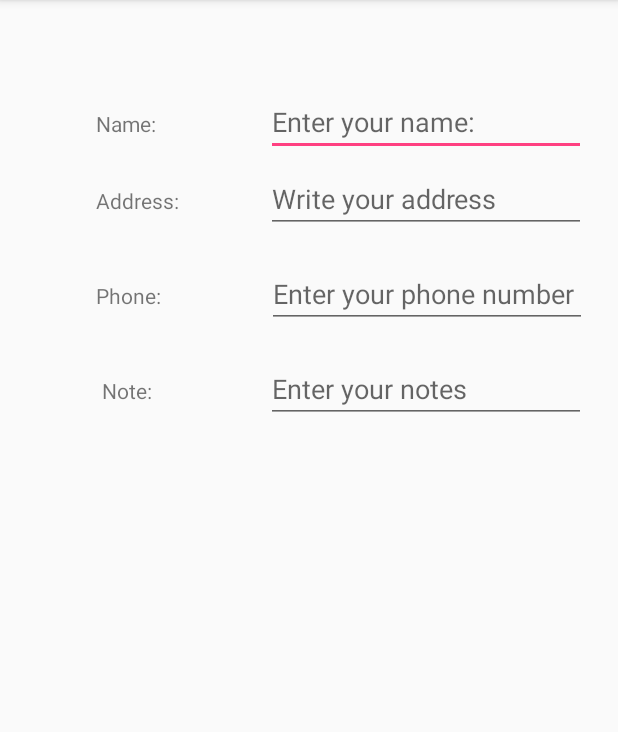
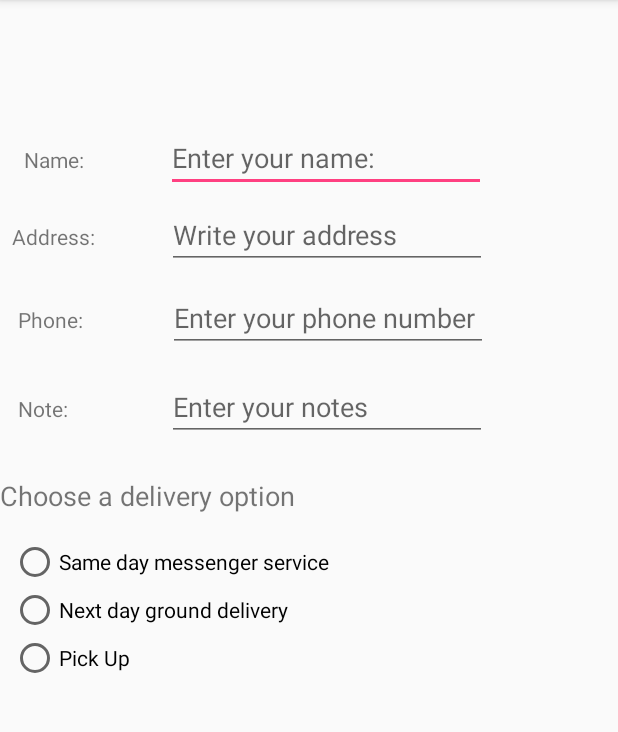
Before and after one commit to jyothisbenny/DroidCafeChallenge, an Android app: the OrderActivity screen opened directly, with no data from a screen before it, on a phone screen of 412 x 824 dp, the part 84-816 px from its top. Run offline under Robolectric (Android 15) with nearby library versions, the phone set to English and light mode, and no system bars.

Commit message:
added radio button and onClick Toast message

```diff
--- a/app/src/main/java/com/example/android/droidcafe/OrderActivity.java
+++ b/app/src/main/java/com/example/android/droidcafe/OrderActivity.java
@@ -19,7 +19,10 @@ package com.example.android.droidcafe;
 import android.content.Intent;
 import android.os.Bundle;
 import android.support.v7.app.AppCompatActivity;
+import android.view.View;
+import android.widget.RadioButton;
 import android.widget.TextView;
+import android.widget.Toast;
 
 /**
  * This activity shows the order chosen.  The order is sent as data
@@ -38,4 +41,34 @@ public class OrderActivity extends AppCompatActivity {
         TextView textView = findViewById(R.id.order_textview);
         textView.setText(message);
     }
+    public void displayToast(String message) {
+        Toast.makeText(getApplicationContext(), message,
+                Toast.LENGTH_SHORT).show();
+    }
+
+    public void onRadioButtonClicked(View view) {
+        // Is the button now checked?
+        boolean checked = ((RadioButton) view).isChecked();
+        // Check which radio button was clicked.
+        switch (view.getId()) {
+            case R.id.sameDay:
+                if (checked)
+                    // Same day service
+                    displayToast(getString(R.string.delivery_option1));
+                break;
+            case R.id.nextDay:
+                if (checked)
+                    // Next day delivery
+                    displayToast(getString(R.string.delivery_option2));
+                break;
+            case R.id.pickup:
+                if (checked)
+                    // Pick up
+                    displayToast(getString(R.string.delivery_option3));
+                break;
+            default:
+                // Do nothing.
+                break;
+        }
+    }
 }
--- a/app/src/main/res/layout/activity_order.xml
+++ b/app/src/main/res/layout/activity_order.xml
@@ -25,8 +25,8 @@
         android:id="@+id/order_textview"
         android:layout_width="wrap_content"
         android:layout_height="wrap_content"
-        android:layout_marginStart="64dp"
-        android:layout_marginLeft="64dp"
+        android:layout_marginStart="4dp"
+        android:layout_marginLeft="4dp"
         android:layout_marginTop="16dp"
         android:text="@string/order_label_text"
         android:textSize="18sp"
@@ -37,9 +37,9 @@
         android:id="@+id/name_label"
         android:layout_width="wrap_content"
         android:layout_height="wrap_content"
-        android:layout_marginStart="64dp"
-        android:layout_marginLeft="64dp"
-        android:layout_marginTop="32dp"
+        android:layout_marginStart="16dp"
+        android:layout_marginLeft="16dp"
+        android:layout_marginTop="56dp"
         android:text="@string/name_label_text"
         app:layout_constraintStart_toStartOf="parent"
         app:layout_constraintTop_toBottomOf="@+id/order_textview" />
@@ -55,14 +55,15 @@
         android:inputType="textPersonName"
         app:layout_constraintBaseline_toBaselineOf="@+id/name_label"
         app:layout_constraintEnd_toEndOf="parent"
+        app:layout_constraintHorizontal_bias="0.032"
         app:layout_constraintStart_toEndOf="@+id/name_label" />
 
     <TextView
         android:id="@+id/address_label"
         android:layout_width="wrap_content"
         android:layout_height="wrap_content"
-        android:layout_marginStart="64dp"
-        android:layout_marginLeft="64dp"
+        android:layout_marginStart="8dp"
+        android:layout_marginLeft="8dp"
         android:layout_marginTop="32dp"
         android:text="@string/address_label"
         app:layout_constraintStart_toStartOf="parent"
@@ -79,16 +80,16 @@
         android:inputType="textMultiLine"
         app:layout_constraintBaseline_toBaselineOf="@+id/address_label"
         app:layout_constraintEnd_toEndOf="parent"
-        app:layout_constraintHorizontal_bias="0.463"
+        app:layout_constraintHorizontal_bias="0.082"
         app:layout_constraintStart_toEndOf="@id/address_label" />
 
     <TextView
         android:id="@+id/phone_label"
         android:layout_width="wrap_content"
         android:layout_height="wrap_content"
-        android:layout_marginStart="64dp"
-        android:layout_marginLeft="64dp"
-        android:layout_marginTop="32dp"
+        android:layout_marginStart="12dp"
+        android:layout_marginLeft="12dp"
+        android:layout_marginTop="24dp"
         android:text="@string/phone_label"
         app:layout_constraintStart_toStartOf="parent"
         app:layout_constraintTop_toBottomOf="@+id/address_text" />
@@ -104,19 +105,21 @@
         android:inputType="phone"
         app:layout_constraintBaseline_toBaselineOf="@+id/phone_label"
         app:layout_constraintEnd_toEndOf="parent"
-        app:layout_constraintHorizontal_bias="0.592"
+        app:layout_constraintHorizontal_bias="0.16"
         app:layout_constraintStart_toEndOf="@+id/phone_label" />
 
     <TextView
         android:id="@+id/note_label"
         android:layout_width="wrap_content"
         android:layout_height="wrap_content"
-        android:layout_marginStart="68dp"
-        android:layout_marginLeft="68dp"
-        android:layout_marginTop="32dp"
+        android:layout_marginStart="12dp"
+        android:layout_marginLeft="12dp"
+        android:layout_marginTop="28dp"
         android:text="@string/note_label"
+        app:layout_constraintBottom_toTopOf="@+id/delivery_label"
         app:layout_constraintStart_toStartOf="parent"
-        app:layout_constraintTop_toBottomOf="@+id/phone_text" />
+        app:layout_constraintTop_toBottomOf="@+id/phone_text"
+        app:layout_constraintVertical_bias="0.0" />
 
     <EditText
         android:id="@+id/note_text"
@@ -129,6 +132,61 @@
         android:inputType="textMultiLine"
         app:layout_constraintBaseline_toBaselineOf="@+id/note_label"
         app:layout_constraintEnd_toEndOf="parent"
-        app:layout_constraintHorizontal_bias="0.568"
+        app:layout_constraintHorizontal_bias="0.168"
         app:layout_constraintStart_toEndOf="@+id/note_label" />
+
+    <TextView
+        android:id="@+id/delivery_label"
+        android:layout_width="wrap_content"
+        android:layout_height="wrap_content"
+        android:layout_marginTop="24dp"
+        android:text="@string/delivery_text"
+        android:textSize="18sp"
+        app:layout_constraintTop_toBottomOf="@+id/note_text"
+        tools:layout_editor_absoluteX="4dp" />
+
+    <RadioGroup
+        android:id="@+id/delivery_group"
+        android:layout_width="wrap_content"
+        android:layout_height="wrap_content"
+        android:layout_marginTop="8dp"
+        android:orientation="vertical"
+        android:onClick="onRadioButtonClicked"
+        app:layout_constraintEnd_toEndOf="parent"
+        app:layout_constraintHorizontal_bias="0.036"
+        app:layout_constraintStart_toStartOf="parent"
+        app:layout_constraintTop_toBottomOf="@+id/delivery_label"
+        tools:ignore="MissingConstraints">
+
+        <RadioButton
+            android:id="@+id/sameDay"
+            android:layout_width="wrap_content"
+            android:layout_height="wrap_content"
+            android:layout_marginTop="8dp"
+            android:text="@string/delivery_option1"
+            android:onClick="onRadioButtonClicked"
+            app:layout_constraintEnd_toEndOf="parent"
+            app:layout_constraintHorizontal_bias="0.048"
+            app:layout_constraintStart_toStartOf="parent"
+            app:layout_constraintTop_toBottomOf="@+id/delivery_label" />
+
+        <RadioButton
+            android:id="@+id/nextDay"
+            android:layout_width="wrap_content"
+            android:layout_height="wrap_content"
+            android:text="@string/delivery_option2"
+            android:onClick="onRadioButtonClicked"
+            tools:layout_editor_absoluteX="16dp"
+            tools:layout_editor_absoluteY="399dp" />
+
+        <RadioButton
+            android:id="@+id/pickup"
+            android:layout_width="wrap_content"
+            android:layout_height="wrap_content"
+            android:text="@string/delivery_option3"
+            android:onClick="onRadioButtonClicked"
+            tools:layout_editor_absoluteX="16dp"
+            tools:layout_editor_absoluteY="465dp" />
+
+    </RadioGroup>
 </android.support.constraint.ConstraintLayout>
--- a/app/src/main/res/values/strings.xml
+++ b/app/src/main/res/values/strings.xml
@@ -34,4 +34,8 @@
     <string name="phone_hint">Enter your phone number</string>
     <string name="note_hint">Enter your notes</string>
     <string name="note_label">Note:</string>
+    <string name="delivery_text">Choose a delivery option</string>
+    <string name="delivery_option1">Same day messenger service</string>
+    <string name="delivery_option2">Next day ground delivery</string>
+    <string name="delivery_option3">Pick Up</string>
 </resources>
```
